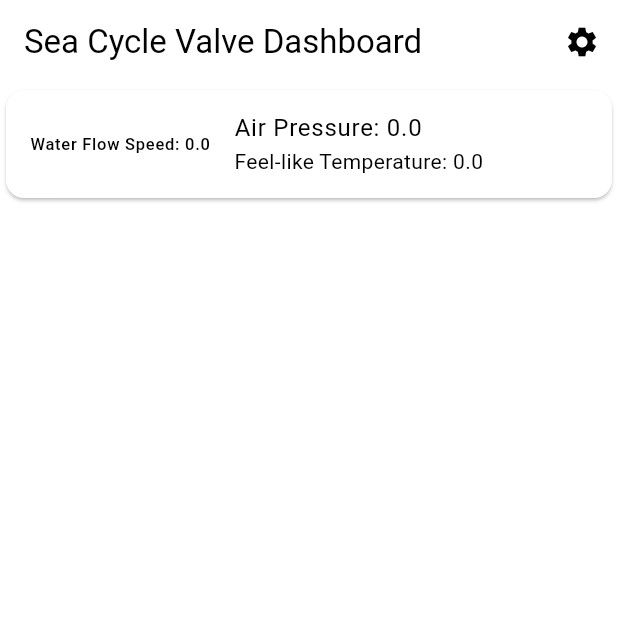
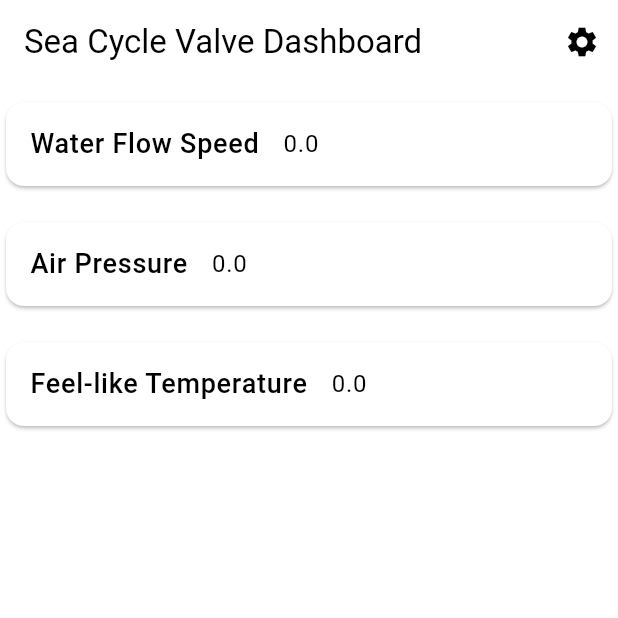
Before and after one commit to min20120907/flutter_water, a Flutter app: the screen it shows after launch, on a phone screen of 412 x 824 dp, the top half of it. Run offline on Flutter 3.47's test engine with Material 3 defaults, Android fonts, the phone set to English and light mode, and no system bars.

Commit message:
make dashboard nicer

```diff
--- a/lib/main.dart
+++ b/lib/main.dart
@@ -70,14 +70,45 @@
             }
             return ListView.builder(
               itemCount: dashboardData.length,
-              itemBuilder: (ctx, i) => Card(
-                child: ListTile(
-                  leading: Text(
-                      'Water Flow Speed: ${dashboardData[i].waterFlowSpeed}'),
-                  title: Text('Air Pressure: ${dashboardData[i].airPressure}'),
-                  subtitle: Text(
-                      'Feel-like Temperature: ${dashboardData[i].feelLikeTemperature}'),
-                ),
+              itemBuilder: (ctx, i) => Column(
+                children: [
+                  Padding(
+                    padding: const EdgeInsets.symmetric(vertical: 8.0),
+                    child: Card(
+                      child: ListTile(
+                        leading: const Text(
+                          'Water Flow Speed',
+                          style: TextStyle(fontSize: 18),
+                        ),
+                        title: Text('${dashboardData[i].waterFlowSpeed}'),
+                      ),
+                    ),
+                  ),
+                  Padding(
+                    padding: const EdgeInsets.symmetric(vertical: 8.0),
+                    child: Card(
+                      child: ListTile(
+                        leading: const Text(
+                          'Air Pressure',
+                          style: TextStyle(fontSize: 18),
+                        ),
+                        title: Text('${dashboardData[i].airPressure}'),
+                      ),
+                    ),
+                  ),
+                  Padding(
+                    padding: const EdgeInsets.symmetric(vertical: 8.0),
+                    child: Card(
+                      child: ListTile(
+                        leading: const Text(
+                          'Feel-like Temperature',
+                          style: TextStyle(fontSize: 18),
+                        ),
+                        title: Text('${dashboardData[i].feelLikeTemperature}'),
+                      ),
+                    ),
+                  ),
+                ],
               ),
             );
           }
```
